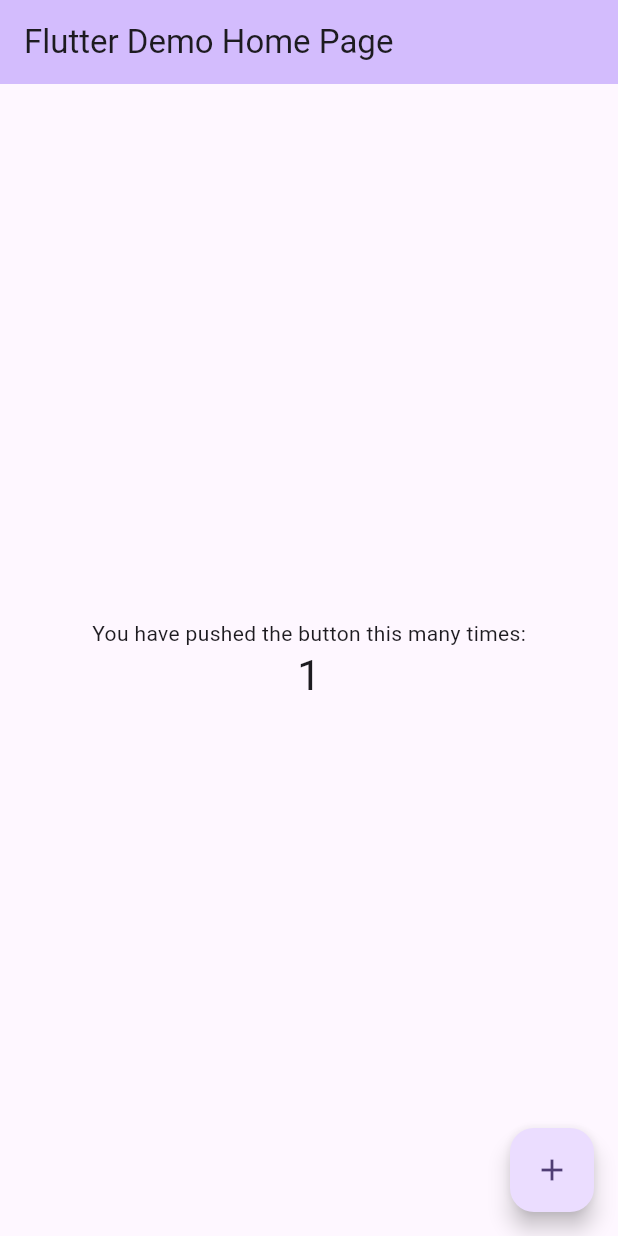
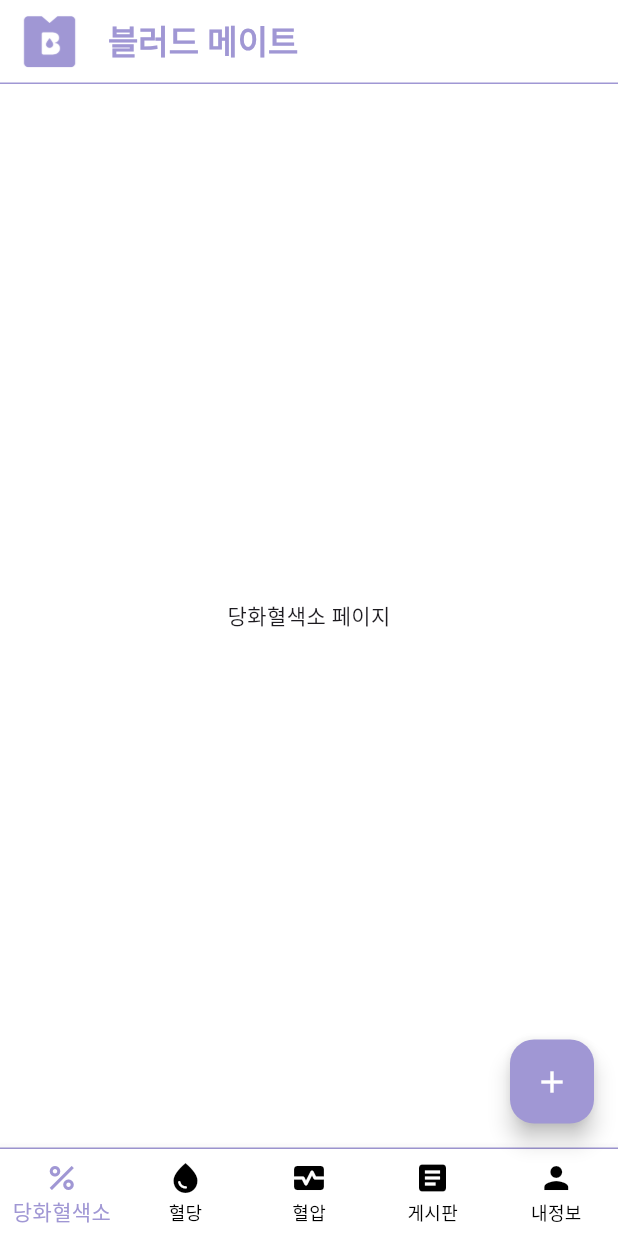
Before and after one commit to hanu1229/bloodmate_app, a Flutter app: the screen it shows after launch, after a tap on the "add" icon, on a phone screen of 412 x 824 dp. Run offline on Flutter 3.47's test engine with Material 3 defaults, Android fonts, the phone set to English and light mode, and no system bars.

Commit message:
2025-10-16 [플러터 관련] 1. 메인 레이아웃 구상 완료

```diff
--- a/lib/blood/hba1c/hba1c_page.dart
+++ b/lib/blood/hba1c/hba1c_page.dart
@@ -0,0 +1,28 @@
+import 'package:flutter/material.dart';
+
+class Hba1cPage extends StatefulWidget {
+  /// <b>당화혈색소 페이지</b>
+  const Hba1cPage({super.key});
+
+  @override
+  State<Hba1cPage> createState() => _Hba1cPageState();
+
+}
+
+class _Hba1cPageState extends State<Hba1cPage> {
+
+  @override
+  Widget build(BuildContext context) {
+    return Container(
+      width : double.infinity,
+      child: Column(
+        mainAxisAlignment : MainAxisAlignment.center,
+        crossAxisAlignment : CrossAxisAlignment.center,
+        children : [
+          Text("당화혈색소 페이지"),
+        ],
+      ),
+    );
+  }
+
+}
--- a/lib/main.dart
+++ b/lib/main.dart
@@ -1,122 +1,20 @@
+import 'package:bloodmate_app/main_layout.dart';
 import 'package:flutter/material.dart';
 
 void main() {
-  runApp(const MyApp());
+  runApp(const BloodMate());
 }
 
-class MyApp extends StatelessWidget {
-  const MyApp({super.key});
+class BloodMate extends StatelessWidget {
+  const BloodMate({super.key});
 
-  // This widget is the root of your application.
   @override
   Widget build(BuildContext context) {
     return MaterialApp(
-      title: 'Flutter Demo',
-      theme: ThemeData(
-        // This is the theme of your application.
-        //
-        // TRY THIS: Try running your application with "flutter run". You'll see
-        // the application has a purple toolbar. Then, without quitting the app,
-        // try changing the seedColor in the colorScheme below to Colors.green
-        // and then invoke "hot reload" (save your changes or press the "hot
-        // reload" button in a Flutter-supported IDE, or press "r" if you used
-        // the command line to start the app).
-        //
-        // Notice that the counter didn't reset back to zero; the application
-        // state is not lost during the reload. To reset the state, use hot
-        // restart instead.
-        //
-        // This works for code too, not just values: Most code changes can be
-        // tested with just a hot reload.
-        colorScheme: ColorScheme.fromSeed(seedColor: Colors.deepPurple),
-      ),
-      home: const MyHomePage(title: 'Flutter Demo Home Page'),
+      debugShowCheckedModeBanner : false,
+      title : "블러드메이트",
+      home : MainLayout()
     );
   }
+
 }
-
-class MyHomePage extends StatefulWidget {
-  const MyHomePage({super.key, required this.title});
-
-  // This widget is the home page of your application. It is stateful, meaning
-  // that it has a State object (defined below) that contains fields that affect
-  // how it looks.
-
-  // This class is the configuration for the state. It holds the values (in this
-  // case the title) provided by the parent (in this case the App widget) and
-  // used by the build method of the State. Fields in a Widget subclass are
-  // always marked "final".
-
-  final String title;
-
-  @override
-  State<MyHomePage> createState() => _MyHomePageState();
-}
-
-class _MyHomePageState extends State<MyHomePage> {
-  int _counter = 0;
-
-  void _incrementCounter() {
-    setState(() {
-      // This call to setState tells the Flutter framework that something has
-      // changed in this State, which causes it to rerun the build method below
-      // so that the display can reflect the updated values. If we changed
-      // _counter without calling setState(), then the build method would not be
-      // called again, and so nothing would appear to happen.
-      _counter++;
-    });
-  }
-
-  @override
-  Widget build(BuildContext context) {
-    // This method is rerun every time setState is called, for instance as done
-    // by the _incrementCounter method above.
-    //
-    // The Flutter framework has been optimized to make rerunning build methods
-    // fast, so that you can just rebuild anything that needs updating rather
-    // than having to individually change instances of widgets.
-    return Scaffold(
-      appBar: AppBar(
-        // TRY THIS: Try changing the color here to a specific color (to
-        // Colors.amber, perhaps?) and trigger a hot reload to see the AppBar
-        // change color while the other colors stay the same.
-        backgroundColor: Theme.of(context).colorScheme.inversePrimary,
-        // Here we take the value from the MyHomePage object that was created by
-        // the App.build method, and use it to set our appbar title.
-        title: Text(widget.title),
-      ),
-      body: Center(
-        // Center is a layout widget. It takes a single child and positions it
-        // in the middle of the parent.
-        child: Column(
-          // Column is also a layout widget. It takes a list of children and
-          // arranges them vertically. By default, it sizes itself to fit its
-          // children horizontally, and tries to be as tall as its parent.
-          //
-          // Column has various properties to control how it sizes itself and
-          // how it positions its children. Here we use mainAxisAlignment to
-          // center the children vertically; the main axis here is the vertical
-          // axis because Columns are vertical (the cross axis would be
-          // horizontal).
-          //
-          // TRY THIS: Invoke "debug painting" (choose the "Toggle Debug Paint"
-          // action in the IDE, or press "p" in the console), to see the
-          // wireframe for each widget.
-          mainAxisAlignment: MainAxisAlignment.center,
-          children: <Widget>[
-            const Text('You have pushed the button this many times:'),
-            Text(
-              '$_counter',
-              style: Theme.of(context).textTheme.headlineMedium,
-            ),
-          ],
-        ),
-      ),
-      floatingActionButton: FloatingActionButton(
-        onPressed: _incrementCounter,
-        tooltip: 'Increment',
-        child: const Icon(Icons.add),
-      ), // This trailing comma makes auto-formatting nicer for build methods.
-    );
-  }
-}
--- /dev/null
+++ b/lib/main_layout.dart
@@ -0,0 +1,88 @@
+import 'package:bloodmate_app/blood/hba1c/hba1c_page.dart';
+import 'package:bloodmate_app/blood/pressure/pressure_page.dart';
+import 'package:bloodmate_app/blood/sugar/sugar_page.dart';
+import 'package:bloodmate_app/board/board_page.dart';
+import 'package:bloodmate_app/style/app_color.dart';
+import 'package:bloodmate_app/user/user_login.dart';
+import 'package:flutter/material.dart';
+
+class MainLayout extends StatefulWidget {
+
+  @override
+  State<MainLayout> createState() => _MainLayoutState();
+
+}
+
+class _MainLayoutState extends State<MainLayout> {
+
+  int indexNumber = 0;
+
+  final List<Widget> pages = [
+    // 당화혈색소 페이지 --> 0
+    Hba1cPage(),
+    // 혈당 페이지 --> 1
+    SugarPage(),
+    // 혈압 페이지 --> 2
+    PressurePage(),
+    // 게시판 페이지 --> 3
+    BoardPage(),
+    // 로그인 페이지 --> 4
+    UserLogin(),
+  ];
+
+  @override
+  Widget build(BuildContext context) {
+    return Scaffold(
+      backgroundColor : Colors.white,
+      appBar : AppBar(
+        title : Text("블러드 메이트", style : TextStyle(color : AppColors.mainColor, fontWeight : FontWeight.bold)),
+        leading : Padding(
+          padding: const EdgeInsets.only(top : 8.0, right : 0.0, bottom : 8.0, left : 8.0),
+          child: SizedBox(
+              width : 48,
+              height : 48,
+              child : Image.asset("assets/images/bloodmate_logo-default.png")
+          ),
+        ),
+        backgroundColor : Colors.white,
+        shape : Border(bottom : BorderSide(color : AppColors.mainColor, width : 1))
+      ),
+      body : pages[indexNumber],
+      bottomNavigationBar : Container(
+        decoration : BoxDecoration(
+          border : Border(top : BorderSide(color : AppColors.mainColor, width : 1))
+        ),
+        child: SafeArea(
+          child: BottomNavigationBar(
+            currentIndex : indexNumber,
+            onTap : (index) => setState(() {
+              indexNumber = index;
+              print("index : $indexNumber");
+              if(indexNumber == 4) {
+                indexNumber = 0;
+                Navigator.push(context, MaterialPageRoute(builder : (context) => UserLogin()));
+              }
+            }),
+            items : [
+              BottomNavigationBarItem(icon : Icon(Icons.percent),label : "당화혈색소", tooltip : "당화혈색소"),
+              BottomNavigationBarItem(icon : Icon(Icons.water_drop),label : "혈당", tooltip : "혈당"),
+              BottomNavigationBarItem(icon : Icon(Icons.monitor_heart),label : "혈압", tooltip : "혈압"),
+              BottomNavigationBarItem(icon : Icon(Icons.article),label : "게시판", tooltip : "게시판"),
+              BottomNavigationBarItem(icon : Icon(Icons.person),label : "내정보", tooltip : "내정보"),
+            ],
+            type : BottomNavigationBarType.fixed,
+            selectedItemColor : AppColors.mainColor,
+            unselectedItemColor : Colors.black,
+            backgroundColor : Colors.white,
+          ),
+        ),
+      ),
+      floatingActionButton : FloatingActionButton(
+        onPressed : () {},
+        backgroundColor : AppColors.mainColor,
+        child : Icon(Icons.add, color : Colors.white),
+      ),
+    );
+  }
+
+}
--- /dev/null
+++ b/lib/style/app_color.dart
@@ -0,0 +1,7 @@
+import 'package:flutter/material.dart';
+
+class AppColors {
+
+  static const Color mainColor = Color(0xFFA097D4);
+
+}
--- a/pubspec.yaml
+++ b/pubspec.yaml
@@ -51,6 +51,8 @@ dev_dependencies:
 
 # The following section is specific to Flutter packages.
 flutter:
+  assets:
+    - assets/images/
 
   # The following line ensures that the Material Icons font is
   # included with your application, so that you can use the icons in
```
Also changed, not shown: lib/blood/pressure/pressure_page.dart (+29 -0 lines), lib/blood/sugar/sugar_page.dart (+26 -0 lines), lib/board/board_page.dart (+29 -0 lines), lib/user/user_login.dart (+29 -0 lines), assets/images/bloodmate_logo-default.png (added), assets/images/bloodmate_logo_white.png (added), 1 other file.
